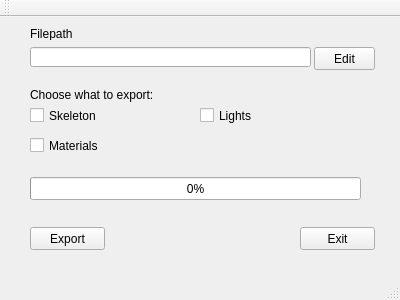
First picture: the form in ExportBBF/ExportBBF/mainwindow.ui, repository Chringo/Exporter, before the edit.
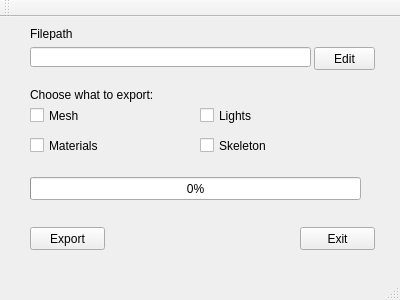
Second picture: the form after the edit.

The edit to the form file:
```diff
--- a/ExportBBF/ExportBBF/mainwindow.ui
+++ b/ExportBBF/ExportBBF/mainwindow.ui
@@ -56,8 +56,8 @@
    <widget class="QCheckBox" name="skelBox">
     <property name="geometry">
      <rect>
-      <x>30</x>
-      <y>90</y>
+      <x>200</x>
+      <y>120</y>
       <width>70</width>
       <height>17</height>
      </rect>
@@ -141,6 +141,19 @@
      <string>Lights</string>
     </property>
    </widget>
+   <widget class="QCheckBox" name="meshBox">
+    <property name="geometry">
+     <rect>
+      <x>30</x>
+      <y>90</y>
+      <width>70</width>
+      <height>17</height>
+     </rect>
+    </property>
+    <property name="text">
+     <string>Mesh</string>
+    </property>
+   </widget>
   </widget>
   <widget class="QToolBar" name="mainToolBar">
    <attribute name="toolBarArea">
```
